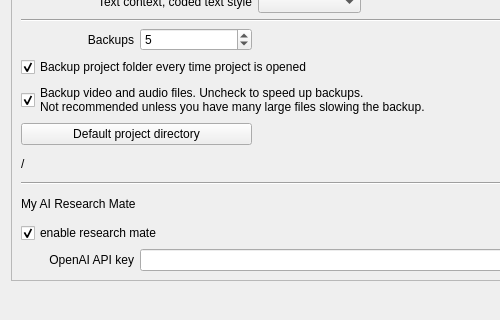
Old version of the form GUI_UIs/ui_dialog_settings.ui in the repository ccbogel/QualCoder; both pictures show x 0 to 500 and y 331 to 651 of the 832 by 651 pixel window.
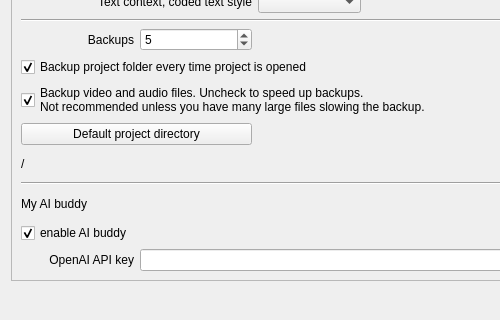
New version of the form.

Patch:
```diff
--- a/GUI_UIs/ui_dialog_settings.ui
+++ b/GUI_UIs/ui_dialog_settings.ui
@@ -428,14 +428,14 @@
        <item row="20" column="0" colspan="3">
         <widget class="QLabel" name="label_9">
          <property name="text">
-          <string>My AI Research Mate</string>
+          <string>My AI buddy</string>
          </property>
         </widget>
        </item>
        <item row="22" column="0" colspan="2">
         <widget class="QCheckBox" name="checkBox_AI_enable">
          <property name="text">
-          <string>enable research mate</string>
+          <string>enable AI buddy</string>
          </property>
          <property name="checked">
           <bool>true</bool>
```
